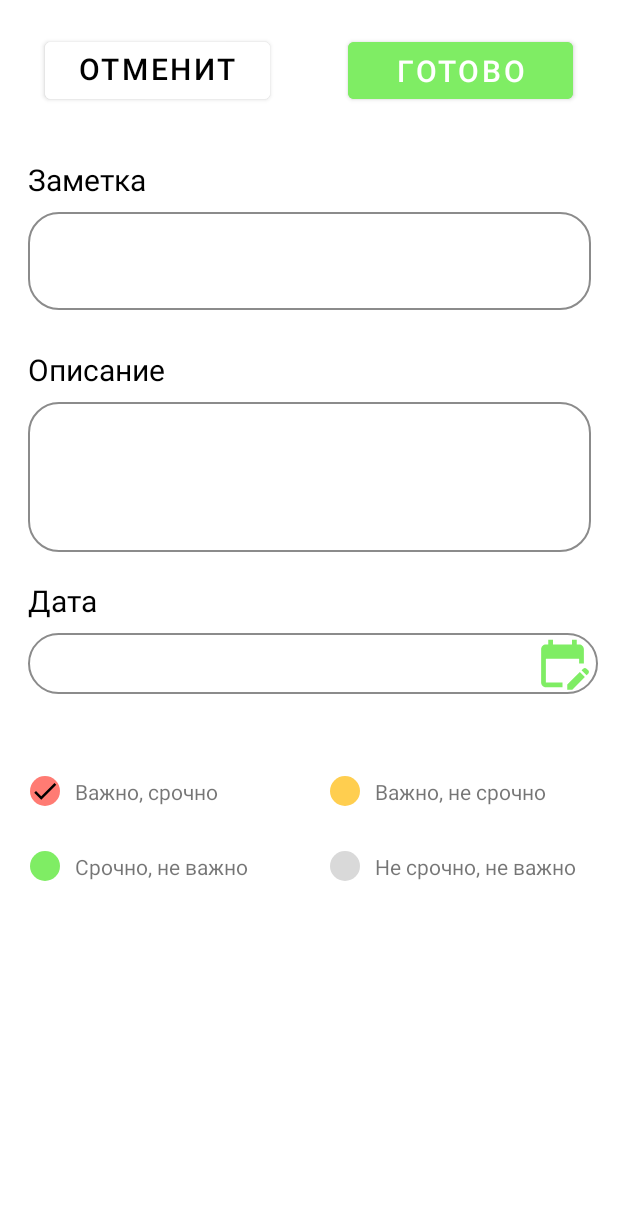
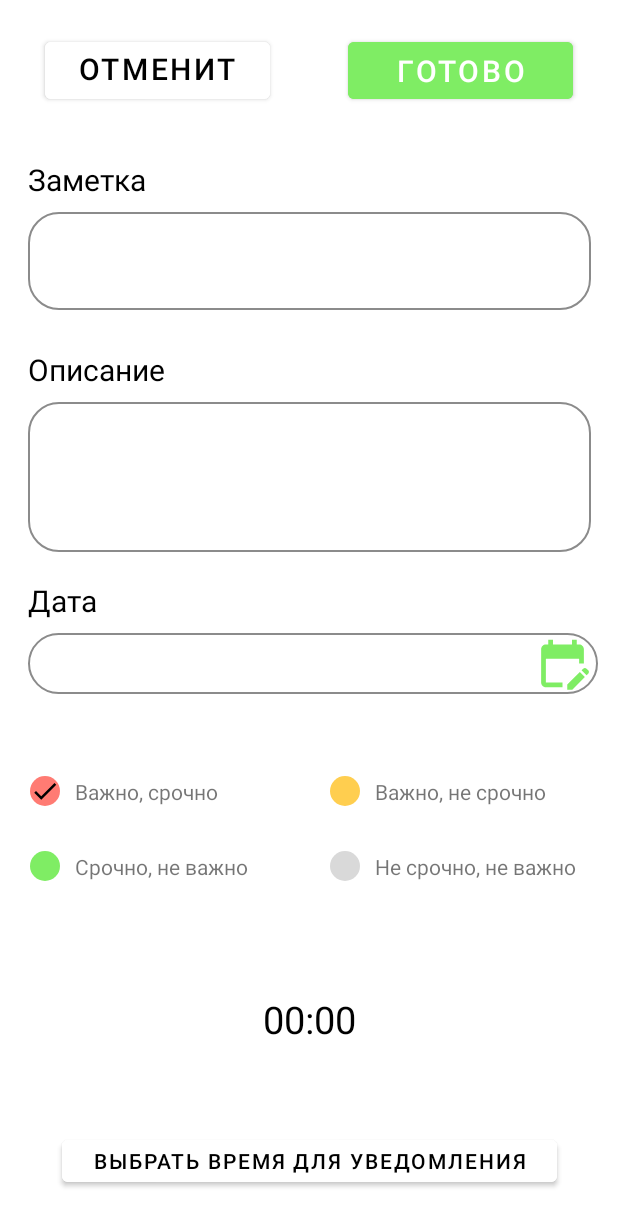
Before and after one commit to exgan/DataSeaApp, an Android app: the UpdateActivity screen opened directly, with no data from a screen before it, on a phone screen of 412 x 824 dp. Shown: the top 1226 px of the screen. Run offline under Robolectric (Android 15) with nearby library versions, the phone set to English and light mode, and no system bars; 1 statement that could not run was skipped.

Commit message:
notificaltion2 commit

```diff
--- a/app/src/main/java/com/example/dataseaapp/dataSea/View/UpdateActivity.kt
+++ b/app/src/main/java/com/example/dataseaapp/dataSea/View/UpdateActivity.kt
@@ -1,8 +1,11 @@
 package com.example.dataseaapp.dataSea.View
 
 import android.app.DatePickerDialog
+import android.app.NotificationChannel
+import android.app.NotificationManager
 import android.app.TimePickerDialog
 import android.content.Intent
+import android.os.Build
 import android.os.Bundle
 import android.widget.DatePicker
 import android.widget.TimePicker
@@ -12,6 +15,8 @@ import com.example.dataseaapp.R
 import com.example.dataseaapp.dataSea.Model.DbHelper
 import com.example.dataseaapp.dataSea.Note
 import com.example.dataseaapp.databinding.ActivityUpdateBinding
+import com.google.android.material.timepicker.MaterialTimePicker
+import com.google.android.material.timepicker.TimeFormat
 import java.util.Calendar
 
 class UpdateActivity : AppCompatActivity(), DatePickerDialog.OnDateSetListener, TimePickerDialog.OnTimeSetListener {
@@ -32,6 +37,8 @@ class UpdateActivity : AppCompatActivity(), DatePickerDialog.OnDateSetListener,
 
     private var priority = "1"
 
+    private lateinit var picker: MaterialTimePicker
+
     private lateinit var binding: ActivityUpdateBinding
     private lateinit var db: DbHelper
     private var noteId: Int = -1
@@ -40,6 +47,7 @@ class UpdateActivity : AppCompatActivity(), DatePickerDialog.OnDateSetListener,
         super.onCreate(savedInstanceState)
         binding = ActivityUpdateBinding.inflate(layoutInflater)
         setContentView(binding.root)
+        createNotificationChannel()
 
         db = DbHelper(this)
 
@@ -102,6 +110,50 @@ class UpdateActivity : AppCompatActivity(), DatePickerDialog.OnDateSetListener,
         }
 
         pickDate()
+
+        binding.alarmUpdateButtonSelectTime.setOnClickListener {
+            showTimePicker()
+        }
+    }
+
+    private fun createNotificationChannel() {
+        if (Build.VERSION.SDK_INT >= Build.VERSION_CODES.O) {
+            val name: CharSequence = "TaskMaster"
+            val description = "Канал для уведомлений"
+            val importance = NotificationManager.IMPORTANCE_HIGH
+            val channel = NotificationChannel("TaskMaster", name, importance)
+            channel.description = description
+            val notificationManager = getSystemService(
+                NotificationManager::class.java
+            )
+
+            notificationManager.createNotificationChannel(channel)
+        }
+    }
+
+    private fun showTimePicker() {
+        picker = MaterialTimePicker.Builder()
+            .setTimeFormat(TimeFormat.CLOCK_24H)
+            .setHour(12)
+            .setMinute(0)
+            .setTitleText("Выберете время для уведомления")
+            .build()
+
+        picker.show(supportFragmentManager, "TaskMaster")
+
+        picker.addOnPositiveButtonClickListener {
+            if (hour > 12){
+                binding.tvUpdateAlarmTime.text = "${picker.hour - 12} :  ${picker.minute}"
+            } else {
+                binding.tvUpdateAlarmTime.text = "${picker.hour} : ${picker.minute}"
+            }
+
+            val cal = Calendar.getInstance()
+            cal[Calendar.HOUR_OF_DAY] = picker.hour
+            cal[Calendar.MINUTE] = picker.minute
+            cal[Calendar.SECOND] = 0
+            cal[Calendar.MILLISECOND] = 0
+        }
     }
 
     private fun getDateTimeCalendar() {
--- a/app/src/main/res/layout/activity_update.xml
+++ b/app/src/main/res/layout/activity_update.xml
@@ -246,4 +246,33 @@
 
     </LinearLayout>
 
+    <TextView
+        android:id="@+id/tv_updateAlarmTime"
+        android:layout_width="wrap_content"
+        android:layout_height="wrap_content"
+        android:layout_marginTop="150dp"
+        android:layout_marginBottom="8dp"
+        android:text="00:00"
+        android:textAlignment="center"
+        android:textColor="@color/black"
+        android:textSize="25dp"
+        app:layout_constraintBottom_toTopOf="@+id/alarmUpdateButtonSelectTime"
+        app:layout_constraintEnd_toEndOf="parent"
+        app:layout_constraintStart_toStartOf="parent"
+        app:layout_constraintTop_toBottomOf="@+id/tv_updateTextTime" />
+
+    <Button
+        android:id="@+id/alarmUpdateButtonSelectTime"
+        android:layout_width="330dp"
+        android:layout_height="40dp"
+        android:layout_marginBottom="30dp"
+        android:backgroundTint="@color/white"
+        android:onClick="onClickCancel"
+        android:text="Выбрать время для уведомления"
+        android:textColor="@color/black"
+        android:textSize="14sp"
+        app:layout_constraintBottom_toBottomOf="parent"
+        app:layout_constraintEnd_toEndOf="parent"
+        app:layout_constraintStart_toStartOf="parent" />
+
 </androidx.constraintlayout.widget.ConstraintLayout>
```
Also changed, not shown: app/src/main/res/layout/activity_create.xml (+5 -17 lines), app/src/main/res/layout/activity_welcome.xml (+13 -20 lines).
